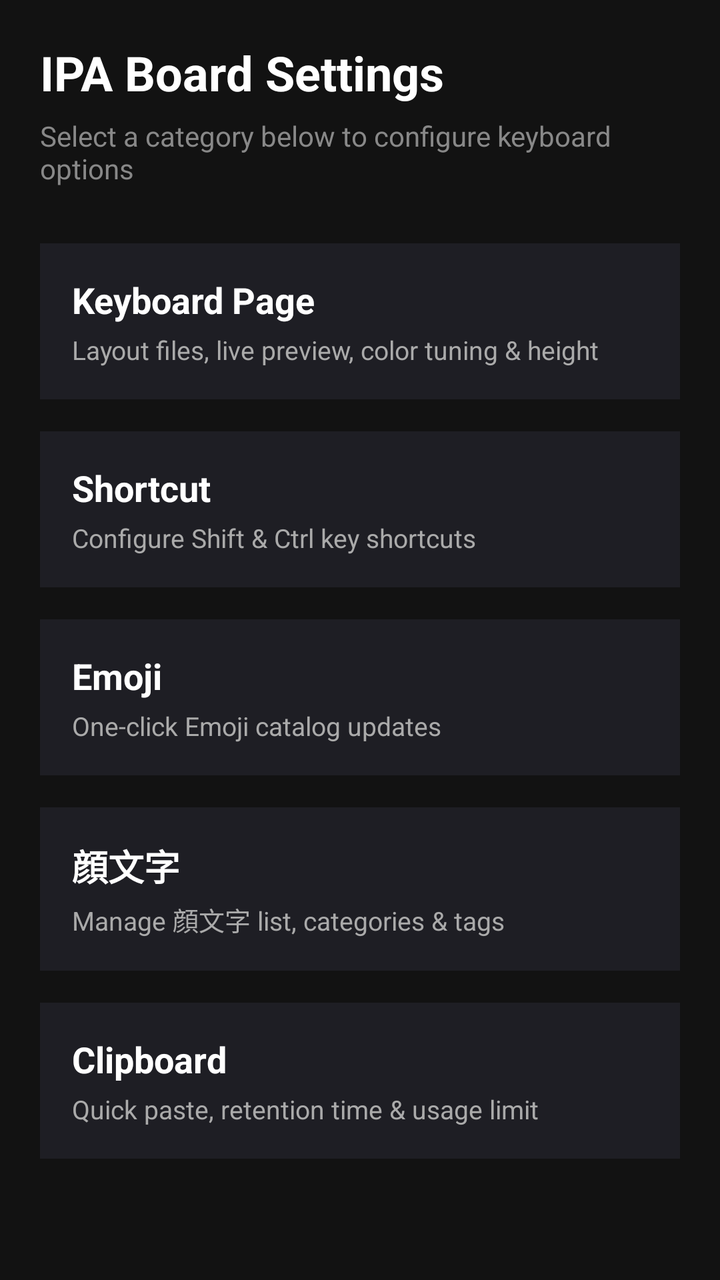
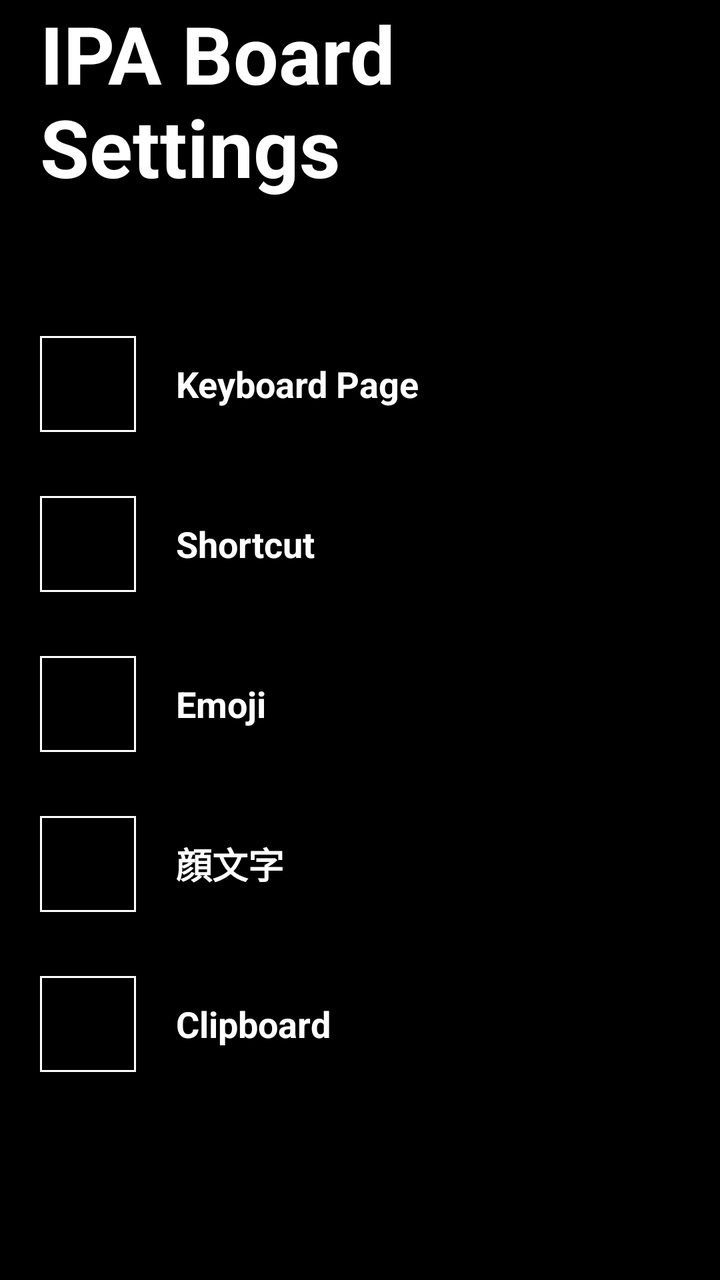

An Android layout rendered at two revisions. The XML below is the earlier revision; the diff shows what the commit changed to produce the second picture.
<!-- AndroidManifest.xml: activity theme Theme.IPA_Board.NoActionBar -->
<!-- res/layout/activity_settings.xml -->
<?xml version="1.0" encoding="utf-8"?>
<ScrollView xmlns:android="http://schemas.android.com/apk/res/android"
    android:layout_width="match_parent"
    android:layout_height="match_parent"
    android:fillViewport="true"
    android:background="#121212">

    <LinearLayout
        android:layout_width="match_parent"
        android:layout_height="wrap_content"
        android:padding="20dp"
        android:orientation="vertical">

        
        <TextView
            android:layout_width="match_parent"
            android:layout_height="wrap_content"
            android:text="IPA Board Settings"
            android:textSize="24sp"
            android:textColor="#FFFFFF"
            android:textStyle="bold"
            android:layout_marginBottom="6dp" />

        <TextView
            android:layout_width="match_parent"
            android:layout_height="wrap_content"
            android:text="Select a category below to configure keyboard options"
            android:textColor="#888888"
            android:textSize="14sp"
            android:layout_marginBottom="28dp" />

        
        <LinearLayout
            android:id="@+id/btn_entry_keyboard_page"
            android:layout_width="match_parent"
            android:layout_height="wrap_content"
            android:orientation="vertical"
            android:background="#1E1E24"
            android:padding="16dp"
            android:clickable="true"
            android:focusable="true"
            android:foreground="?android:attr/selectableItemBackground"
            android:layout_marginBottom="16dp">

            <TextView
                android:layout_width="match_parent"
                android:layout_height="wrap_content"
                android:text="Keyboard Page"
                android:textColor="#FFFFFF"
                android:textSize="18sp"
                android:textStyle="bold"
                android:layout_marginBottom="4dp" />

            <TextView
                android:layout_width="match_parent"
                android:layout_height="wrap_content"
                android:text="Layout files, live preview, color tuning &amp; height"
                android:textColor="#AAAAAA"
                android:textSize="13sp" />
        </LinearLayout>

        
        <LinearLayout
            android:id="@+id/btn_entry_shortcut"
            android:layout_width="match_parent"
            android:layout_height="wrap_content"
            android:orientation="vertical"
            android:background="#1E1E24"
            android:padding="16dp"
            android:clickable="true"
            android:focusable="true"
            android:foreground="?android:attr/selectableItemBackground"
            android:layout_marginBottom="16dp">

            <TextView
                android:layout_width="match_parent"
                android:layout_height="wrap_content"
                android:text="Shortcut"
                android:textColor="#FFFFFF"
                android:textSize="18sp"
                android:textStyle="bold"
                android:layout_marginBottom="4dp" />

            <TextView
                android:layout_width="match_parent"
                android:layout_height="wrap_content"
                android:text="Configure Shift &amp; Ctrl key shortcuts"
                android:textColor="#AAAAAA"
                android:textSize="13sp" />
        </LinearLayout>

        
        <LinearLayout
            android:id="@+id/btn_entry_emoji"
            android:layout_width="match_parent"
            android:layout_height="wrap_content"
            android:orientation="vertical"
            android:background="#1E1E24"
            android:padding="16dp"
            android:clickable="true"
            android:focusable="true"
            android:foreground="?android:attr/selectableItemBackground"
            android:layout_marginBottom="16dp">

            <TextView
                android:layout_width="match_parent"
                android:layout_height="wrap_content"
                android:text="Emoji"
                android:textColor="#FFFFFF"
                android:textSize="18sp"
                android:textStyle="bold"
                android:layout_marginBottom="4dp" />

            <TextView
                android:layout_width="match_parent"
                android:layout_height="wrap_content"
                android:text="One-click Emoji catalog updates"
                android:textColor="#AAAAAA"
                android:textSize="13sp" />
        </LinearLayout>

        
        <LinearLayout
            android:id="@+id/btn_entry_kaomoji"
            android:layout_width="match_parent"
            android:layout_height="wrap_content"
            android:orientation="vertical"
            android:background="#1E1E24"
            android:padding="16dp"
            android:clickable="true"
            android:focusable="true"
            android:foreground="?android:attr/selectableItemBackground"
            android:layout_marginBottom="16dp">

            <TextView
                android:layout_width="match_parent"
                android:layout_height="wrap_content"
                android:text="顔文字"
                android:textColor="#FFFFFF"
                android:textSize="18sp"
                android:textStyle="bold"
                android:layout_marginBottom="4dp" />

            <TextView
                android:layout_width="match_parent"
                android:layout_height="wrap_content"
                android:text="Manage 顔文字 list, categories &amp; tags"
                android:textColor="#AAAAAA"
                android:textSize="13sp" />
        </LinearLayout>

        
        <LinearLayout
            android:id="@+id/btn_entry_clipboard"
            android:layout_width="match_parent"
            android:layout_height="wrap_content"
            android:orientation="vertical"
            android:background="#1E1E24"
            android:padding="16dp"
            android:clickable="true"
            android:focusable="true"
            android:foreground="?android:attr/selectableItemBackground"
            android:layout_marginBottom="16dp">

            <TextView
                android:layout_width="match_parent"
                android:layout_height="wrap_content"
                android:text="Clipboard"
                android:textColor="#FFFFFF"
                android:textSize="18sp"
                android:textStyle="bold"
                android:layout_marginBottom="4dp" />

            <TextView
                android:layout_width="match_parent"
                android:layout_height="wrap_content"
                android:text="Quick paste, retention time &amp; usage limit"
                android:textColor="#AAAAAA"
                android:textSize="13sp" />
        </LinearLayout>

    </LinearLayout>
</ScrollView>
<!-- resources referenced by this layout -->
<resources>
  <style name="Theme.IPA_Board.NoActionBar" parent="Theme.MaterialComponents.DayNight.NoActionBar">
          <item name="android:statusBarColor">#181818</item>
          <item name="android:windowLightStatusBar">false</item>
      </style>
</resources>

<!-- the commit's change to res/layout/activity_settings.xml (unified diff, before → after) -->
@@ -2,181 +2,228 @@
 <ScrollView xmlns:android="http://schemas.android.com/apk/res/android"
     android:layout_width="match_parent"
     android:layout_height="match_parent"
+    android:id="@+id/settings_scroll"
     android:fillViewport="true"
-    android:background="#121212">
+    android:background="#000000">
 
     <LinearLayout
         android:layout_width="match_parent"
         android:layout_height="wrap_content"
-        android:padding="20dp"
+        android:paddingBottom="20dp"
         android:orientation="vertical">
 
-        
+        <View
+            android:id="@+id/settings_top_space"
+            android:layout_width="match_parent"
+            android:layout_height="0dp"
+            android:importantForAccessibility="no" />
+
         <TextView
-            android:layout_width="match_parent"
-            android:layout_height="wrap_content"
+            android:id="@+id/settings_header"
+            android:layout_width="match_parent"
+            android:layout_height="wrap_content"
+            android:gravity="bottom|start"
+            android:paddingStart="20dp"
+            android:paddingEnd="20dp"
             android:text="IPA Board Settings"
-            android:textSize="24sp"
+            android:textSize="40sp"
             android:textColor="#FFFFFF"
             android:textStyle="bold"
-            android:layout_marginBottom="6dp" />
-
-        <TextView
-            android:layout_width="match_parent"
-            android:layout_height="wrap_content"
-            android:text="Select a category below to configure keyboard options"
-            android:textColor="#888888"
-            android:textSize="14sp"
-            android:layout_marginBottom="28dp" />
-
-        
+            android:layout_marginBottom="56dp" />
+
         <LinearLayout
             android:id="@+id/btn_entry_keyboard_page"
             android:layout_width="match_parent"
             android:layout_height="wrap_content"
-            android:orientation="vertical"
-            android:background="#1E1E24"
-            android:padding="16dp"
-            android:clickable="true"
-            android:focusable="true"
-            android:foreground="?android:attr/selectableItemBackground"
-            android:layout_marginBottom="16dp">
-
-            <TextView
-                android:layout_width="match_parent"
-                android:layout_height="wrap_content"
+            android:minHeight="72dp"
+            android:orientation="horizontal"
+            android:gravity="center_vertical"
+            android:background="#000000"
+            android:paddingStart="20dp"
+            android:paddingEnd="20dp"
+            android:paddingTop="12dp"
+            android:paddingBottom="12dp"
+            android:clickable="true"
+            android:focusable="true"
+            android:foreground="?android:attr/selectableItemBackground"
+            android:layout_marginBottom="8dp">
+
+            <TextView
+                android:id="@+id/icon_entry_keyboard_page"
+                android:layout_width="48dp"
+                android:layout_height="48dp"
+                android:layout_marginEnd="20dp"
+                android:background="@drawable/settings_entry_icon"
+                android:gravity="center"
+                android:includeFontPadding="false"
+                android:textColor="#FFFFFF"
+                android:textSize="26sp"
+                android:importantForAccessibility="no" />
+
+            <TextView
+                android:layout_width="0dp"
+                android:layout_height="wrap_content"
+                android:layout_weight="1"
                 android:text="Keyboard Page"
                 android:textColor="#FFFFFF"
                 android:textSize="18sp"
-                android:textStyle="bold"
-                android:layout_marginBottom="4dp" />
-
-            <TextView
-                android:layout_width="match_parent"
-                android:layout_height="wrap_content"
-                android:text="Layout files, live preview, color tuning &amp; height"
-                android:textColor="#AAAAAA"
-                android:textSize="13sp" />
-        </LinearLayout>
-
-        
+                android:textStyle="bold" />
+        </LinearLayout>
+
         <LinearLayout
             android:id="@+id/btn_entry_shortcut"
             android:layout_width="match_parent"
             android:layout_height="wrap_content"
-            android:orientation="vertical"
-            android:background="#1E1E24"
-            android:padding="16dp"
-            android:clickable="true"
-            android:focusable="true"
-            android:foreground="?android:attr/selectableItemBackground"
-            android:layout_marginBottom="16dp">
-
-            <TextView
-                android:layout_width="match_parent"
-                android:layout_height="wrap_content"
+            android:minHeight="72dp"
+            android:orientation="horizontal"
+            android:gravity="center_vertical"
+            android:background="#000000"
+            android:paddingStart="20dp"
+            android:paddingEnd="20dp"
+            android:paddingTop="12dp"
+            android:paddingBottom="12dp"
+            android:clickable="true"
+            android:focusable="true"
+            android:foreground="?android:attr/selectableItemBackground"
+            android:layout_marginBottom="8dp">
+
+            <TextView
+                android:id="@+id/icon_entry_shortcut"
+                android:layout_width="48dp"
+                android:layout_height="48dp"
+                android:layout_marginEnd="20dp"
+                android:background="@drawable/settings_entry_icon"
+                android:gravity="center"
+                android:includeFontPadding="false"
+                android:textColor="#FFFFFF"
+                android:textSize="26sp"
+                android:importantForAccessibility="no" />
+
+            <TextView
+                android:layout_width="0dp"
+                android:layout_height="wrap_content"
+                android:layout_weight="1"
                 android:text="Shortcut"
                 android:textColor="#FFFFFF"
                 android:textSize="18sp"
-                android:textStyle="bold"
-                android:layout_marginBottom="4dp" />
-
-            <TextView
-                android:layout_width="match_parent"
-                android:layout_height="wrap_content"
-                android:text="Configure Shift &amp; Ctrl key shortcuts"
-                android:textColor="#AAAAAA"
-                android:textSize="13sp" />
-        </LinearLayout>
-
-        
+                android:textStyle="bold" />
+        </LinearLayout>
+
         <LinearLayout
             android:id="@+id/btn_entry_emoji"
             android:layout_width="match_parent"
             android:layout_height="wrap_content"
-            android:orientation="vertical"
-            android:background="#1E1E24"
-            android:padding="16dp"
-            android:clickable="true"
-            android:focusable="true"
-            android:foreground="?android:attr/selectableItemBackground"
-            android:layout_marginBottom="16dp">
-
-            <TextView
-                android:layout_width="match_parent"
-                android:layout_height="wrap_content"
+            android:minHeight="72dp"
+            android:orientation="horizontal"
+            android:gravity="center_vertical"
+            android:background="#000000"
+            android:paddingStart="20dp"
+            android:paddingEnd="20dp"
+            android:paddingTop="12dp"
+            android:paddingBottom="12dp"
+            android:clickable="true"
+            android:focusable="true"
+            android:foreground="?android:attr/selectableItemBackground"
+            android:layout_marginBottom="8dp">
+
+            <TextView
+                android:id="@+id/icon_entry_emoji"
+                android:layout_width="48dp"
+                android:layout_height="48dp"
+                android:layout_marginEnd="20dp"
+                android:background="@drawable/settings_entry_icon"
+                android:gravity="center"
+                android:includeFontPadding="false"
+                android:textColor="#FFFFFF"
+                android:textSize="26sp"
+                android:importantForAccessibility="no" />
+
+            <TextView
+                android:layout_width="0dp"
+                android:layout_height="wrap_content"
+                android:layout_weight="1"
                 android:text="Emoji"
                 android:textColor="#FFFFFF"
                 android:textSize="18sp"
-                android:textStyle="bold"
-                android:layout_marginBottom="4dp" />
-
-            <TextView
-                android:layout_width="match_parent"
-                android:layout_height="wrap_content"
-                android:text="One-click Emoji catalog updates"
-                android:textColor="#AAAAAA"
-                android:textSize="13sp" />
-        </LinearLayout>
-
-        
+                android:textStyle="bold" />
+        </LinearLayout>
+
         <LinearLayout
             android:id="@+id/btn_entry_kaomoji"
             android:layout_width="match_parent"
             android:layout_height="wrap_content"
-            android:orientation="vertical"
-            android:background="#1E1E24"
-            android:padding="16dp"
-            android:clickable="true"
-            android:focusable="true"
-            android:foreground="?android:attr/selectableItemBackground"
-            android:layout_marginBottom="16dp">
-
-            <TextView
-                android:layout_width="match_parent"
-                android:layout_height="wrap_content"
+            android:minHeight="72dp"
+            android:orientation="horizontal"
+            android:gravity="center_vertical"
+            android:background="#000000"
+            android:paddingStart="20dp"
+            android:paddingEnd="20dp"
+            android:paddingTop="12dp"
+            android:paddingBottom="12dp"
+            android:clickable="true"
+            android:focusable="true"
+            android:foreground="?android:attr/selectableItemBackground"
+            android:layout_marginBottom="8dp">
+
+            <TextView
+                android:id="@+id/icon_entry_kaomoji"
+                android:layout_width="48dp"
+                android:layout_height="48dp"
+                android:layout_marginEnd="20dp"
+                android:background="@drawable/settings_entry_icon"
+                android:gravity="center"
+                android:includeFontPadding="false"
+                android:textColor="#FFFFFF"
+                android:textSize="26sp"
+                android:importantForAccessibility="no" />
+
+            <TextView
+                android:layout_width="0dp"
+                android:layout_height="wrap_content"
+                android:layout_weight="1"
                 android:text="顔文字"
                 android:textColor="#FFFFFF"
                 android:textSize="18sp"
-                android:textStyle="bold"
-                android:layout_marginBottom="4dp" />
-
-            <TextView
-                android:layout_width="match_parent"
-                android:layout_height="wrap_content"
-                android:text="Manage 顔文字 list, categories &amp; tags"
-                android:textColor="#AAAAAA"
-                android:textSize="13sp" />
-        </LinearLayout>
-
-        
+                android:textStyle="bold" />
+        </LinearLayout>
+
         <LinearLayout
             android:id="@+id/btn_entry_clipboard"
             android:layout_width="match_parent"
             android:layout_height="wrap_content"
-            android:orientation="vertical"
-            android:background="#1E1E24"
-            android:padding="16dp"
-            android:clickable="true"
-            android:focusable="true"
-            android:foreground="?android:attr/selectableItemBackground"
-            android:layout_marginBottom="16dp">
-
-            <TextView
-                android:layout_width="match_parent"
-                android:layout_height="wrap_content"
+            android:minHeight="72dp"
+            android:orientation="horizontal"
+            android:gravity="center_vertical"
+            android:background="#000000"
+            android:paddingStart="20dp"
+            android:paddingEnd="20dp"
+            android:paddingTop="12dp"
+            android:paddingBottom="12dp"
+            android:clickable="true"
+            android:focusable="true"
+            android:foreground="?android:attr/selectableItemBackground"
+            android:layout_marginBottom="8dp">
+
+            <TextView
+                android:id="@+id/icon_entry_clipboard"
+                android:layout_width="48dp"
+                android:layout_height="48dp"
+                android:layout_marginEnd="20dp"
+                android:background="@drawable/settings_entry_icon"
+                android:gravity="center"
+                android:includeFontPadding="false"
+                android:textColor="#FFFFFF"
+                android:textSize="26sp"
+                android:importantForAccessibility="no" />
+
+            <TextView
+                android:layout_width="0dp"
+                android:layout_height="wrap_content"
+                android:layout_weight="1"
                 android:text="Clipboard"
                 android:textColor="#FFFFFF"
                 android:textSize="18sp"
-                android:textStyle="bold"
-                android:layout_marginBottom="4dp" />
-
-            <TextView
-                android:layout_width="match_parent"
-                android:layout_height="wrap_content"
-                android:text="Quick paste, retention time &amp; usage limit"
-                android:textColor="#AAAAAA"
-                android:textSize="13sp" />
+                android:textStyle="bold" />
         </LinearLayout>
 
     </LinearLayout>
<!-- resource entries referenced after the edit -->
@@ -1,5 +1,11 @@
 <!-- resources referenced by this layout -->
 <resources>
+  <!-- drawable settings_entry_icon (drawable) -->
+  <?xml version="1.0" encoding="utf-8"?>
+  <shape xmlns:android="http://schemas.android.com/apk/res/android" android:shape="rectangle">
+      <solid android:color="#000000" />
+      <stroke android:width="1dp" android:color="#FFFFFF" />
+  </shape>
   <style name="Theme.IPA_Board.NoActionBar" parent="Theme.MaterialComponents.DayNight.NoActionBar">
           <item name="android:statusBarColor">#181818</item>
           <item name="android:windowLightStatusBar">false</item>
